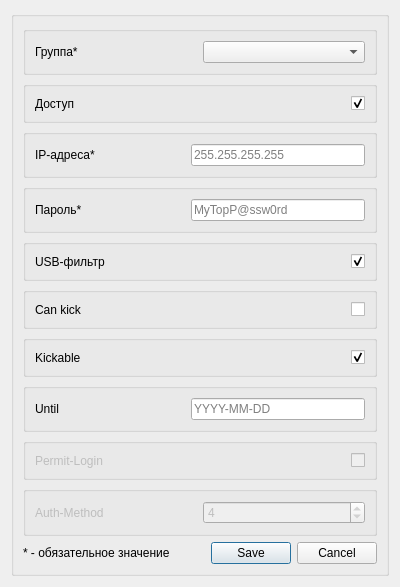
Old version of the form hubm_admin_panel/ui/ui_new_policies.ui in the repository PrintLine512/hubM-Admin-Panel.
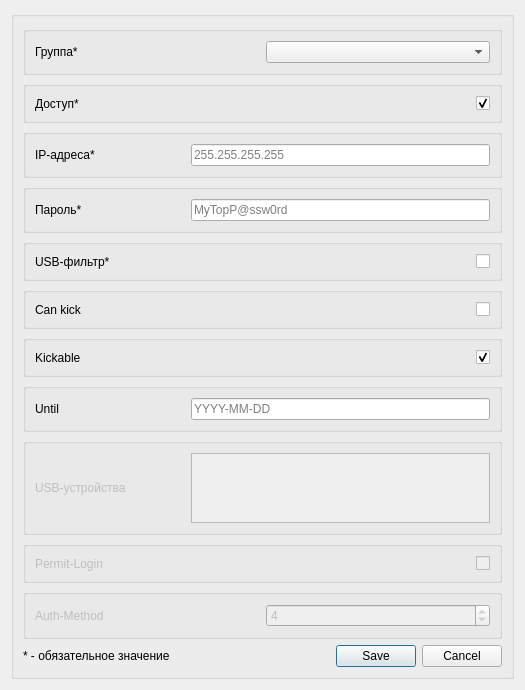
New version of the form.

Diff of the .ui file:
```diff
--- a/hubm_admin_panel/ui/ui_new_policies.ui
+++ b/hubm_admin_panel/ui/ui_new_policies.ui
@@ -6,8 +6,8 @@
    <rect>
     <x>0</x>
     <y>0</y>
-    <width>400</width>
-    <height>514</height>
+    <width>525</width>
+    <height>663</height>
    </rect>
   </property>
   <property name="windowTitle">
@@ -31,7 +31,7 @@
        </widget>
       </item>
       <item row="0" column="0" colspan="2">
-       <layout class="QVBoxLayout" name="verticalLayout" stretch="0,0,0,0,0,0,0,0,0,0">
+       <layout class="QVBoxLayout" name="verticalLayout" stretch="0,0,0,0,0,0,0,0,0,0,0">
         <item>
          <widget class="QGroupBox" name="groupBox_7">
           <property name="flat">
@@ -85,7 +85,7 @@
               </size>
              </property>
              <property name="text">
-              <string>Доступ</string>
+              <string>Доступ*</string>
              </property>
             </widget>
            </item>
@@ -202,7 +202,7 @@
               </size>
              </property>
              <property name="text">
-              <string>USB-фильтр</string>
+              <string>USB-фильтр*</string>
              </property>
             </widget>
            </item>
@@ -215,7 +215,7 @@
               <string/>
              </property>
              <property name="checked">
-              <bool>true</bool>
+              <bool>false</bool>
              </property>
             </widget>
            </item>
@@ -321,6 +321,50 @@
           </layout>
          </widget>
         </item>
+        <item>
+         <widget class="QGroupBox" name="gb_usb">
+          <property name="enabled">
+           <bool>false</bool>
+          </property>
+          <layout class="QHBoxLayout" name="horizontalLayout_9">
+           <item>
+            <widget class="QLabel" name="label_14">
+             <property name="minimumSize">
+              <size>
+               <width>150</width>
+               <height>0</height>
+              </size>
+             </property>
+             <property name="text">
+              <string>USB-устройства</string>
+             </property>
+            </widget>
+           </item>
+           <item>
+            <widget class="QListWidget" name="list_usb">
+             <property name="tabKeyNavigation">
+              <bool>true</bool>
+             </property>
+             <property name="isWrapping" stdset="0">
+              <bool>false</bool>
+             </property>
+             <property name="resizeMode">
+              <enum>QListView::ResizeMode::Fixed</enum>
+             </property>
+             <property name="viewMode">
+              <enum>QListView::ViewMode::ListMode</enum>
+             </property>
+             <property name="modelColumn">
+              <number>0</number>
+             </property>
+             <property name="sortingEnabled">
+              <bool>true</bool>
+             </property>
+            </widget>
+           </item>
+          </layout>
+         </widget>
+        </item>
         <item>
          <widget class="QGroupBox" name="groupBox_4">
           <property name="enabled">
```
